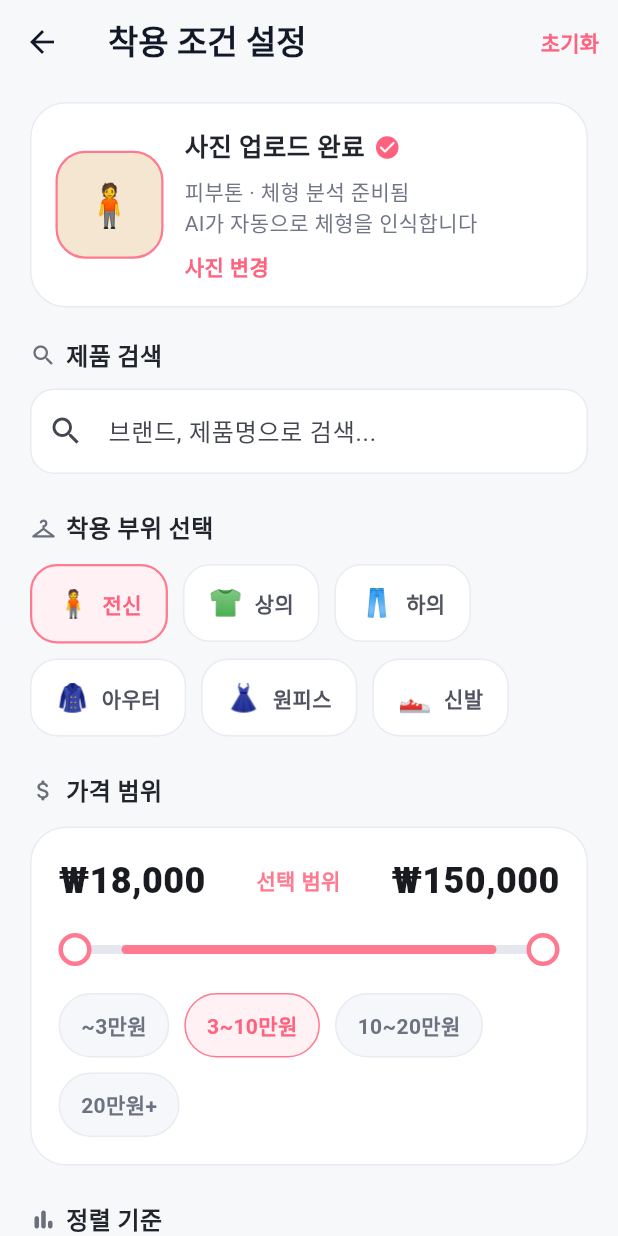
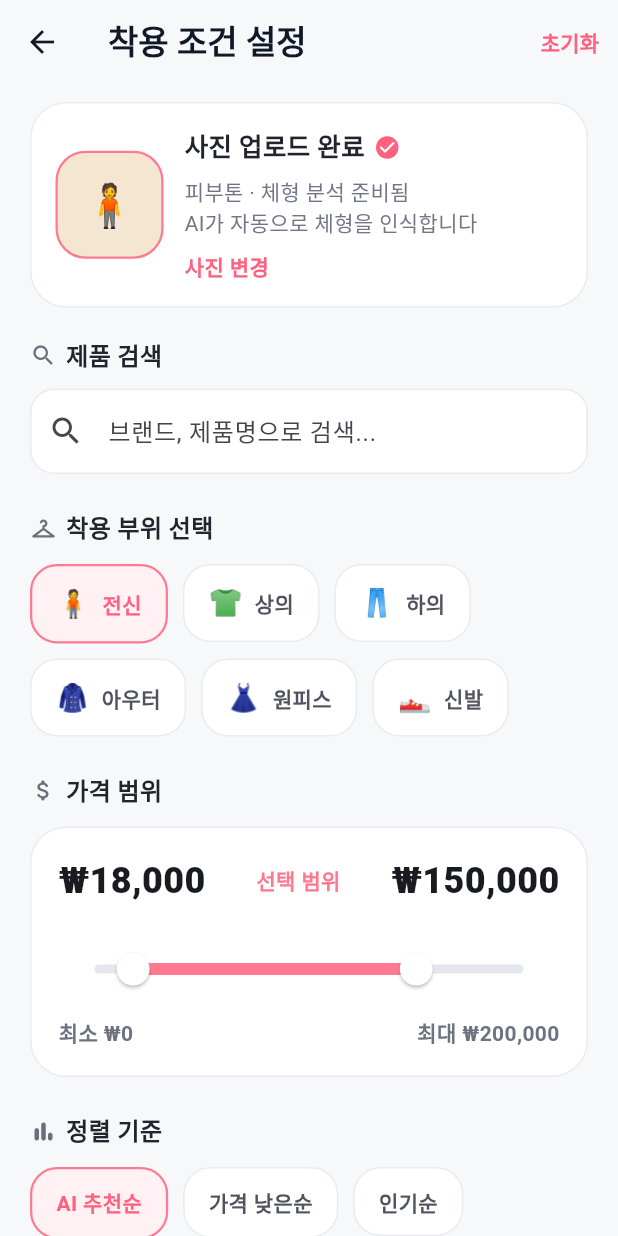
Before and after one commit to Project-FitMate/Fit-Mate-CLIENT, a Flutter app: the StylingConditionView screen opened directly, on a phone screen of 412 x 824 dp. Run offline on Flutter 3.47's test engine with Material 3 defaults, Android fonts, the phone set to English and light mode, and no system bars.

Commit message:
feat: add draggable price range selector

```diff
--- a/lib/features/styling_condition/model/styling_condition.dart
+++ b/lib/features/styling_condition/model/styling_condition.dart
@@ -3,14 +3,12 @@ class StylingCondition {
     required this.categories,
     required this.minPrice,
     required this.maxPrice,
-    required this.priceRangeLabel,
     required this.sortOption,
   });
 
   final List<String> categories;
   final int minPrice;
   final int maxPrice;
-  final String priceRangeLabel;
   final String sortOption;
 
   StylingCondition copyWith({
@@ -24,7 +22,6 @@ class StylingCondition {
       categories: categories ?? this.categories,
       minPrice: minPrice ?? this.minPrice,
       maxPrice: maxPrice ?? this.maxPrice,
-      priceRangeLabel: priceRangeLabel ?? this.priceRangeLabel,
       sortOption: sortOption ?? this.sortOption,
     );
   }
--- a/lib/features/styling_condition/view/styling_condition_view.dart
+++ b/lib/features/styling_condition/view/styling_condition_view.dart
@@ -113,8 +113,16 @@ class _StylingConditionViewState extends State<StylingConditionView> {
               ),
               const SizedBox(height: 12),
               PriceRangeSection(
-                selectedRange: condition.priceRangeLabel,
-                onRangeTap: _viewModel.selectPriceRange,
+                minPrice: condition.minPrice,
+                maxPrice: condition.maxPrice,
+                minAllowedPrice: StylingConditionViewModel.minAllowedPrice,
+                maxAllowedPrice: StylingConditionViewModel.maxAllowedPrice,
+                onChanged: (values) {
+                  _viewModel.updatePriceRange(
+                    start: values.start,
+                    end: values.end,
+                  );
+                },
               ),
               const SizedBox(height: 24),
               const _SectionTitle(
--- a/lib/features/styling_condition/viewmodel/styling_condition_viewmodel.dart
+++ b/lib/features/styling_condition/viewmodel/styling_condition_viewmodel.dart
@@ -4,13 +4,13 @@ import 'package:fit_mate_client/features/styling_condition/model/styling_conditi
 class StylingConditionViewModel extends ChangeNotifier {
   static const categoryOptions = ['전신', '상의', '하의', '아우터', '원피스', '신발'];
   static const sortOptions = ['AI 추천순', '가격 낮은순', '인기순', '신상품'];
-  static const priceRangeOptions = ['~3만원', '3~10만원', '10~20만원', '20만원+'];
+  static const minAllowedPrice = 0;
+  static const maxAllowedPrice = 200000;
 
   StylingCondition _condition = const StylingCondition(
     categories: ['전신'],
     minPrice: 18000,
     maxPrice: 150000,
-    priceRangeLabel: '3~10만원',
     sortOption: 'AI 추천순',
   );
 
@@ -37,8 +37,14 @@ class StylingConditionViewModel extends ChangeNotifier {
     notifyListeners();
   }
 
-  void selectPriceRange(String rangeLabel) {
-    _condition = _condition.copyWith(priceRangeLabel: rangeLabel);
+  void updatePriceRange({
+    required double start,
+    required double end,
+  }) {
+    _condition = _condition.copyWith(
+      minPrice: start.round(),
+      maxPrice: end.round(),
+    );
     notifyListeners();
   }
 
@@ -47,7 +53,6 @@ class StylingConditionViewModel extends ChangeNotifier {
       categories: ['전신'],
       minPrice: 18000,
       maxPrice: 150000,
-      priceRangeLabel: '3~10만원',
       sortOption: 'AI 추천순',
     );
     notifyListeners();
--- a/lib/features/styling_condition/widget/price_range_section.dart
+++ b/lib/features/styling_condition/widget/price_range_section.dart
@@ -3,12 +3,18 @@ import 'package:flutter/material.dart';
 class PriceRangeSection extends StatelessWidget {
   const PriceRangeSection({
     super.key,
-    required this.selectedRange,
-    required this.onRangeTap,
+    required this.minPrice,
+    required this.maxPrice,
+    required this.minAllowedPrice,
+    required this.maxAllowedPrice,
+    required this.onChanged,
   });
 
-  final String selectedRange;
-  final ValueChanged<String> onRangeTap;
+  final int minPrice;
+  final int maxPrice;
+  final int minAllowedPrice;
+  final int maxAllowedPrice;
+  final ValueChanged<RangeValues> onChanged;
 
   @override
   Widget build(BuildContext context) {
@@ -22,81 +28,61 @@ class PriceRangeSection extends StatelessWidget {
       child: Column(
         crossAxisAlignment: CrossAxisAlignment.start,
         children: [
-          const Row(
+          Row(
             children: [
               Text(
-                '₩18,000',
-                style: TextStyle(fontSize: 24, fontWeight: FontWeight.w800),
+                _formatPrice(minPrice),
+                style: const TextStyle(fontSize: 24, fontWeight: FontWeight.w800),
               ),
-              Spacer(),
-              Text(
+              const Spacer(),
+              const Text(
                 '선택 범위',
                 style: TextStyle(
                   color: Color(0xFFFF7A90),
                   fontWeight: FontWeight.w700,
                 ),
               ),
-              Spacer(),
+              const Spacer(),
               Text(
-                '₩150,000',
-                style: TextStyle(fontSize: 24, fontWeight: FontWeight.w800),
+                _formatPrice(maxPrice),
+                style: const TextStyle(fontSize: 24, fontWeight: FontWeight.w800),
               ),
             ],
           ),
           const SizedBox(height: 18),
-          Stack(
-            alignment: Alignment.center,
+          SliderTheme(
+            data: SliderTheme.of(context).copyWith(
+              activeTrackColor: const Color(0xFFFF7A90),
+              inactiveTrackColor: const Color(0xFFE5E7EE),
+              thumbColor: Colors.white,
+              overlayColor: const Color(0x22FF7A90),
+              rangeThumbShape: const RoundRangeSliderThumbShape(enabledThumbRadius: 11),
+              trackHeight: 6,
+            ),
+            child: RangeSlider(
+              values: RangeValues(minPrice.toDouble(), maxPrice.toDouble()),
+              min: minAllowedPrice.toDouble(),
+              max: maxAllowedPrice.toDouble(),
+              onChanged: onChanged,
+            ),
+          ),
+          const SizedBox(height: 8),
+          Row(
             children: [
-              Container(
-                height: 6,
-                decoration: BoxDecoration(
-                  color: const Color(0xFFE5E7EE),
-                  borderRadius: BorderRadius.circular(20),
+              Text(
+                '최소 ${_formatPrice(minAllowedPrice)}',
+                style: const TextStyle(
+                  color: Color(0xFF6D7280),
+                  fontWeight: FontWeight.w600,
                 ),
               ),
-              Padding(
-                padding: const EdgeInsets.symmetric(horizontal: 42),
-                child: Container(
-                  height: 6,
-                  decoration: BoxDecoration(
-                    color: const Color(0xFFFF7A90),
-                    borderRadius: BorderRadius.circular(20),
-                  ),
+              const Spacer(),
+              Text(
+                '최대 ${_formatPrice(maxAllowedPrice)}',
+                style: const TextStyle(
+                  color: Color(0xFF6D7280),
+                  fontWeight: FontWeight.w600,
                 ),
-              ),
-              const Row(
-                children: [
-                  _RangeThumb(),
-                  Spacer(),
-                  _RangeThumb(),
-                ],
-              ),
-            ],
-          ),
-          const SizedBox(height: 18),
-          Wrap(
-            spacing: 10,
-            runSpacing: 10,
-            children: [
-              _RangeTag(
-                label: '~3만원',
-                isSelected: selectedRange == '~3만원',
-                onTap: () => onRangeTap('~3만원'),
-              ),
-              _RangeTag(
-                label: '3~10만원',
-                isSelected: selectedRange == '3~10만원',
-                onTap: () => onRangeTap('3~10만원'),
-              ),
-              _RangeTag(
-                label: '10~20만원',
-                isSelected: selectedRange == '10~20만원',
-                onTap: () => onRangeTap('10~20만원'),
-              ),
-              _RangeTag(
-                label: '20만원+',
-                isSelected: selectedRange == '20만원+',
-                onTap: () => onRangeTap('20만원+'),
               ),
             ],
           ),
@@ -106,55 +92,17 @@ class PriceRangeSection extends StatelessWidget {
   }
 }
 
-class _RangeThumb extends StatelessWidget {
-  const _RangeThumb();
+String _formatPrice(int price) {
+  final digits = price.toString();
+  final buffer = StringBuffer();
 
-  @override
-  Widget build(BuildContext context) {
-    return Container(
-      width: 22,
-      height: 22,
-      decoration: BoxDecoration(
-        color: Colors.white,
-        borderRadius: BorderRadius.circular(22),
-        border: Border.all(color: const Color(0xFFFF7A90), width: 3),
-      ),
-    );
+  for (var i = 0; i < digits.length; i++) {
+    final reverseIndex = digits.length - i;
+    buffer.write(digits[i]);
+    if (reverseIndex > 1 && reverseIndex % 3 == 1) {
+      buffer.write(',');
+    }
   }
+
+  return '₩$buffer';
 }
-
-class _RangeTag extends StatelessWidget {
-  const _RangeTag({
-    required this.label,
-    required this.onTap,
-    this.isSelected = false,
-  });
-
-  final String label;
-  final bool isSelected;
-  final VoidCallback onTap;
-
-  @override
-  Widget build(BuildContext context) {
-    return GestureDetector(
-      onTap: onTap,
-      child: Container(
-        padding: const EdgeInsets.symmetric(horizontal: 14, vertical: 10),
-        decoration: BoxDecoration(
-          color: isSelected ? const Color(0xFFFFF1F4) : const Color(0xFFF6F7FA),
-          borderRadius: BorderRadius.circular(24),
-          border: Border.all(
-            color: isSelected ? const Color(0xFFFF7A90) : const Color(0xFFE9EBF2),
-          ),
-        ),
-        child: Text(
-          label,
-          style: TextStyle(
-            color: isSelected ? const Color(0xFFFF617E) : const Color(0xFF6D7280),
-            fontWeight: FontWeight.w700,
-          ),
-        ),
-      ),
-    );
-  }
-}
```
Also changed, not shown: 1 other file.
